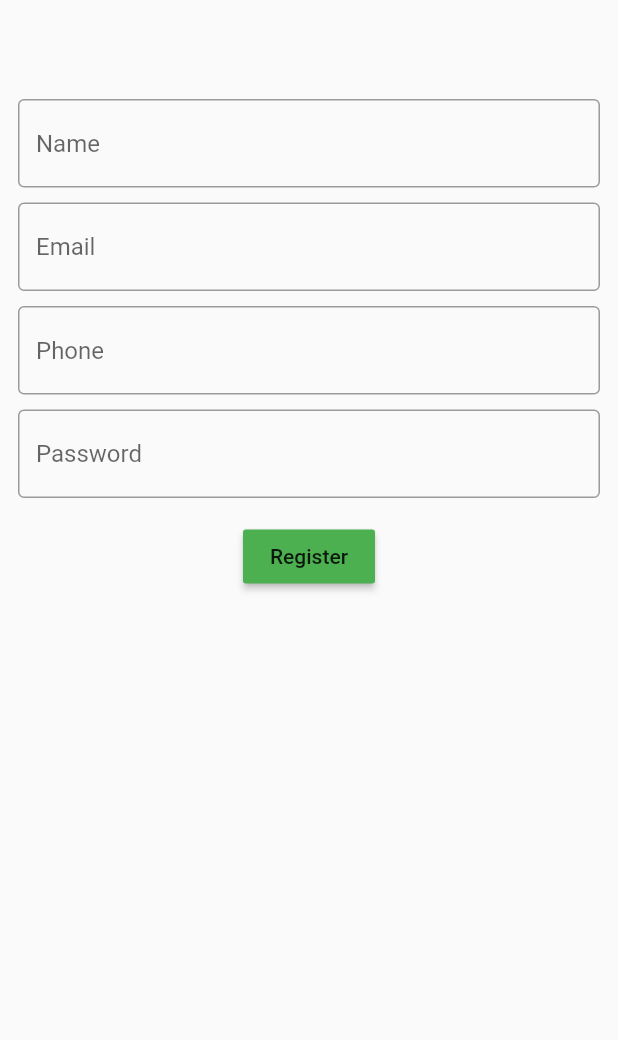
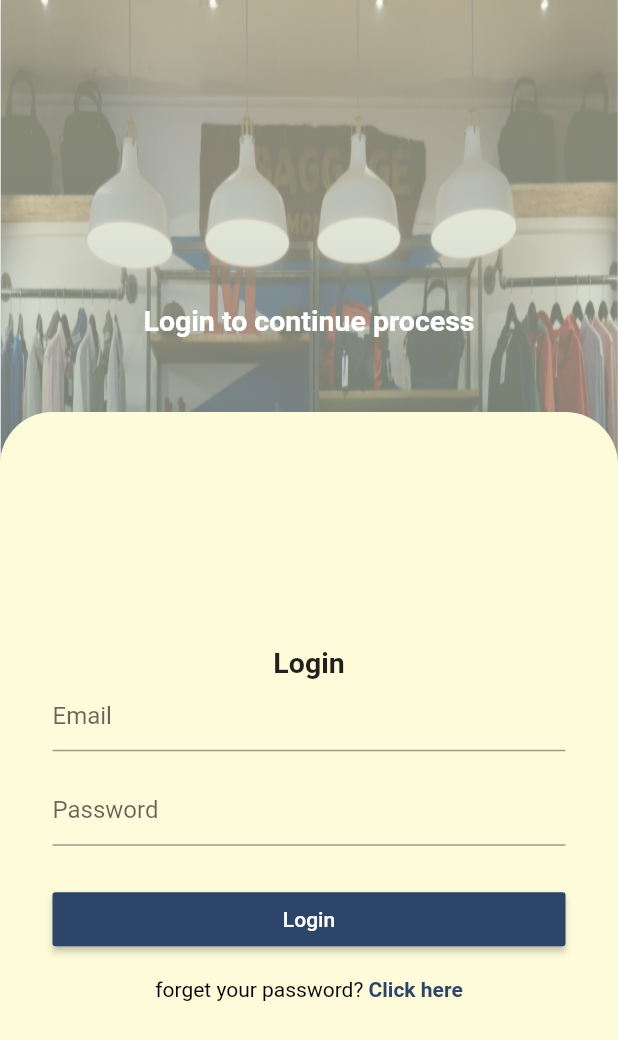
Before and after one commit to mohamedhashim73/Code-Sessions, a Flutter app: the screen it shows after launch, on a phone screen of 412 x 824 dp. Shown: the top 1040 px of the screen. Run offline on Flutter 3.47's test engine with Material 2 defaults, Android fonts, the phone set to English and light mode, and no system bars; our stand-ins replace bloc, flutter_bloc, smooth_page_indicator.

Commit message:
finish_login

```diff
--- a/lib/main.dart
+++ b/lib/main.dart
@@ -1,10 +1,12 @@
-
-import 'package:code_app/modules/sign_up_screen.dart';
+import 'package:code_app/modules/Screens/auth_screens/auth_cubit/auth_cubit.dart';
+import 'package:code_app/modules/Screens/auth_screens/login_screen.dart';
 import 'package:flutter/material.dart';
 import 'package:bloc/bloc.dart';
-import 'layout/bloc_observer.dart';
+import 'package:flutter_bloc/flutter_bloc.dart';
+import 'shared/bloc_observer/bloc_observer.dart';
 
-void main(){
+void main()
+{
   Bloc.observer = MyBlocObserver();
   runApp(const MyApp());
 }
@@ -14,9 +16,15 @@ class MyApp extends StatelessWidget {
 
   @override
   Widget build(BuildContext context) {
-    return MaterialApp(
-      debugShowCheckedModeBanner: false,
-      home: RegisterScreen()
+    return MultiBlocProvider(
+        providers:
+        [
+          BlocProvider(create: (context) => AuthCubit()),
+        ],
+        child: MaterialApp(
+            debugShowCheckedModeBanner: false,
+            home: LoginScreen()
+        ),
     );
   }
 }
--- a/lib/modules/authentication_screens/auth_cubit/auth_cubit.dart
+++ b/lib/modules/Screens/auth_screens/auth_cubit/auth_cubit.dart
@@ -46,4 +46,35 @@ class AuthCubit extends Cubit<AuthStates>{
     }
   }
 
+  // Account : mo.ha@gmail.com , password : 123456
+  void login({required String email,required String password}) async {
+    emit(LoginLoadingState());
+    try{
+      Response response = await http.post(
+        // request => url = base url + method url
+        Uri.parse('https://student.valuxapps.com/api/login'),
+        body: {
+          'email' : email,
+          'password' : password
+        },
+      );
+      if( response.statusCode == 200 )
+        {
+          var data = jsonDecode(response.body);
+          if( data['status'] == true )
+            {
+              debugPrint("User login success and his Data is : $data");
+              emit(LoginSuccessState());
+            }
+          else
+            {
+              debugPrint("Failed to login, reason is : ${data['message']}");
+              emit(FailedToLoginState(message: data['message']));
+            }
+        }
+    }
+    catch(e){
+      emit(FailedToLoginState(message: e.toString()));
+    }
+  }
 }
--- a/lib/modules/authentication_screens/auth_cubit/auth_states.dart
+++ b/lib/modules/Screens/auth_screens/auth_cubit/auth_states.dart
@@ -8,3 +8,10 @@ class FailedToRegisterState extends AuthStates{
   final String message;
   FailedToRegisterState({required this.message});
 }
+
+class LoginLoadingState extends AuthStates{}
+class LoginSuccessState extends AuthStates{}
+class FailedToLoginState extends AuthStates{
+  final String message;
+  FailedToLoginState({required this.message});
+}
--- /dev/null
+++ b/lib/modules/Screens/auth_screens/login_screen.dart
@@ -0,0 +1,141 @@
+import 'package:code_app/modules/Screens/auth_screens/auth_cubit/auth_cubit.dart';
+import 'package:code_app/modules/Screens/home_screen/home_screen.dart';
+import 'package:code_app/shared/style/colors.dart';
+import 'package:flutter/material.dart';
+import 'package:flutter_bloc/flutter_bloc.dart';
+
+import 'auth_cubit/auth_states.dart';
+class LoginScreen extends StatelessWidget {
+  final emailController = TextEditingController();
+  final passwordController = TextEditingController();
+  final formKey = GlobalKey<FormState>();
+
+  LoginScreen({Key? key}) : super(key: key);
+
+  @override
+  Widget build(BuildContext context) {
+    return Scaffold(
+      body: Container(
+        height: double.infinity,
+        width: double.infinity,
+        decoration: const BoxDecoration(
+          image: DecorationImage(image: AssetImage("images/auth_background.png"),fit: BoxFit.fill)
+        ),
+        child: BlocConsumer<AuthCubit,AuthStates>(
+          listener: (context,state)
+          {
+            if( state is LoginSuccessState )
+              {
+                Navigator.pushReplacement(context, MaterialPageRoute(builder: (context)=>HomeScreen()));
+              }
+            if( state is FailedToLoginState )
+              {
+                ScaffoldMessenger.of(context).showSnackBar(SnackBar(content: Container(
+                  alignment: Alignment.center,
+                  height: 50,
+                  child: Text(state.message),
+                )));
+              }
+          },
+          builder: (context,state){
+            return Column(
+              children: [
+                Expanded(
+                  flex: 1,
+                  child: Container(
+                    alignment: Alignment.bottomCenter,
+                    padding: EdgeInsets.only(bottom: 50),
+                    child: const Text("Login to continue process",style: TextStyle(color: Colors.white,fontSize: 19,fontWeight: FontWeight.bold),),
+                  ),
+                ),
+                Expanded(
+                  flex: 2,
+                  child: Container(
+                    width: double.infinity,
+                    padding: EdgeInsets.symmetric(horizontal: 35),
+                    decoration: BoxDecoration(
+                        color: thirdColor,
+                        borderRadius: BorderRadius.only(topLeft: Radius.circular(35),topRight: Radius.circular(35))
+                    ),
+                    child: Form(
+                      key: formKey,
+                      child: Column(
+                        mainAxisAlignment: MainAxisAlignment.center,
+                        children:
+                        [
+                          Text("Login",style: TextStyle(fontWeight: FontWeight.bold,fontSize: 19),),
+                          TextFormField(
+                            controller: emailController,
+                            decoration: const InputDecoration(
+                              hintText: "Email",
+                            ),
+                            validator: (input){
+                              if( emailController.text.isNotEmpty )
+                              {
+                                return null;
+                              }
+                              else
+                              {
+                                return "Email must not be empty";
+                              }
+                            },
+                          ),
+                          SizedBox(height: 15,),
+                          TextFormField(
+                            controller: passwordController,
+                            obscureText: true,
+                            decoration: const InputDecoration(
+                              hintText: "Password",
+                            ),
+                            validator: (input){
+                              if( passwordController.text.isNotEmpty )
+                              {
+                                return null;
+                              }
+                              else
+                              {
+                                return "Password must not be empty";
+                              }
+                            },
+                          ),
+                          SizedBox(height: 25,),
+                          MaterialButton(
+                            onPressed: ()
+                            {
+                              // Login
+                              if( formKey.currentState!.validate() == true )
+                                {
+                                  BlocProvider.of<AuthCubit>(context).login(
+                                      email: emailController.text,
+                                      password: passwordController.text,
+                                  );
+                                }
+                            },
+                            minWidth: double.infinity,
+                            color: mainColor,
+                            textColor: Colors.white,
+                            child: Text(state is LoginLoadingState ? "Loading..." : "Login"),
+                          ),
+                          SizedBox(height: 15,),
+                          RichText(
+                              text: TextSpan(
+                                children:
+                                [
+                                  TextSpan(text: 'forget your password? ',style: TextStyle(color: Colors.black)),
+                                  TextSpan(text: 'Click here',style: TextStyle(color: mainColor,fontWeight: FontWeight.bold)),
+                                ]
+                              )
+                          )
+                        ],
+                      ),
+                    ),
+                  ),
+                )
+              ],
+            );
+          },
+        )
+      ),
+    );
+  }
+}
--- a/lib/modules/splash_screen.dart
+++ b/lib/modules/Screens/splash_screen/splash_screen.dart
@@ -1,5 +1,5 @@
-import 'package:code_app/modules/home_screen.dart';
 import 'package:flutter/material.dart';
+import '../home_screen/home_screen.dart';
 
 class SplashScreen extends StatefulWidget {
   const SplashScreen({Key? key}) : super(key: key);
--- a/lib/modules/sign_up_screen.dart
+++ /dev/null
@@ -1,146 +0,0 @@
-import 'package:flutter/material.dart';
-import 'package:flutter_bloc/flutter_bloc.dart';
-import 'authentication_screens/auth_cubit/auth_cubit.dart';
-import 'authentication_screens/auth_cubit/auth_states.dart';
-import 'home_screen.dart';
-class RegisterScreen extends StatelessWidget {
-  final emailController = TextEditingController();
-  final phoneController = TextEditingController();
-  final nameController = TextEditingController();
-  final passwordController = TextEditingController();
-  final GlobalKey<FormState> formKey = GlobalKey<FormState>();
-  RegisterScreen({Key? key}) : super(key: key);
-
-  @override
-  Widget build(BuildContext context) {
-    return BlocProvider(
-        create: (context) => AuthCubit(),
-        child: BlocConsumer<AuthCubit,AuthStates>(
-          listener: (context,state){
-            if( state is RegisterSuccessState )
-              {
-                Navigator.pushReplacement(context, MaterialPageRoute(builder: (context)=> const HomeScreen()));
-              }
-            else if ( state is FailedToRegisterState )
-              {
-                ScaffoldMessenger.of(context).showSnackBar(SnackBar(
-                    content: Container(
-                      alignment: Alignment.center,
-                      height: 50,
-                      width: double.infinity,
-                      child: Text(state.message),
-                    )))
-                ;
-              }
-          },
-          builder: (context,state){
-            return Scaffold(
-              appBar: AppBar(backgroundColor: Colors.transparent,elevation: 0,),
-              body: Padding(
-                padding: EdgeInsets.symmetric(horizontal: 12,vertical: 10),
-                child: Form(
-                  key: formKey,
-                  child: SingleChildScrollView(
-                    child: Column(
-                      children:
-                      [
-                        TextFormField(
-                          controller: nameController,
-                          decoration: InputDecoration(
-                              hintText: "Name",
-                              border: OutlineInputBorder()
-                          ),
-                          validator: (input){
-                            if( nameController.text.isNotEmpty )
-                              {
-                                return null;
-                              }
-                            else
-                              {
-                                return "Name must not be empty!";
-                              }
-                          },
-                        ),
-                        SizedBox(height: 10,),
-                        TextFormField(
-                          controller: emailController,
-                          decoration: InputDecoration(
-                              hintText: "Email",
-                              border: OutlineInputBorder()
-                          ),
-                          validator: (input){
-                            if( emailController.text.isNotEmpty )
-                              {
-                                return null;
-                              }
-                            else
-                              {
-                                return "Email must not be empty!";
-                              }
-                          },
-                        ),
-                        SizedBox(height: 10,),
-                        TextFormField(
-                          controller: phoneController,
-                          decoration: InputDecoration(
-                              hintText: "Phone",
-                              border: OutlineInputBorder()
-                          ),
-                          validator: (input){
-                            if( phoneController.text.isNotEmpty )
-                              {
-                                return null;
-                              }
-                            else
-                              {
-                                return "Phone must not be empty!";
-                              }
-                          },
-                        ),
-                        SizedBox(height: 10,),
-                        TextFormField(
-                          controller: passwordController,
-                          obscureText: true,
-                          decoration: InputDecoration(
-                              hintText: "Password",
-                              border: OutlineInputBorder()
-                          ),
-                          validator: (input){
-                            if( passwordController.text.isNotEmpty )
-                              {
-                                return null;
-                              }
-                            else
-                              {
-                                return "Password must not be empty!";
-                              }
-                          },
-                        ),
-                        SizedBox(height: 15,),
-                        MaterialButton(
-                          onPressed: ()
-                          {
-                            if( formKey.currentState!.validate() == true )
-                              {
-                                BlocProvider.of<AuthCubit>(context).register(
-                                    email: emailController.text,
-                                    name: nameController.text,
-                                    phone: phoneController.text,
-                                    password: passwordController.text
-                                );
-                              }
-                          },
-                          color: Colors.green,
-                          child: const Text("Register"),
-                        )
-                      ],
-                    ),
-                  ),
-                )
-              ),
-            );
-          },
-        )
-    );
-  }
-}
```
Also changed, not shown: lib/modules/Screens/auth_screens/register_screen.dart (added, +143 -0 lines), lib/modules/Screens/boarding_screens/boarding_screen.dart (renamed from lib/modules/boarding_screen.dart, +4 -3 lines), lib/modules/Screens/test.dart (added, +71 -0 lines), lib/modules/test.dart (deleted, +0 -149 lines), images/auth_background.png (added), lib/modules/Screens/home_screen/home_screen.dart (renamed from lib/modules/home_screen.dart), lib/modules/login_screen.dart (deleted), lib/shared/bloc_observer/bloc_observer.dart (renamed from lib/layout/bloc_observer.dart), lib/shared/components/components.dart (deleted), lib/shared/constants.dart (deleted), lib/shared/style/constants.dart (added).
